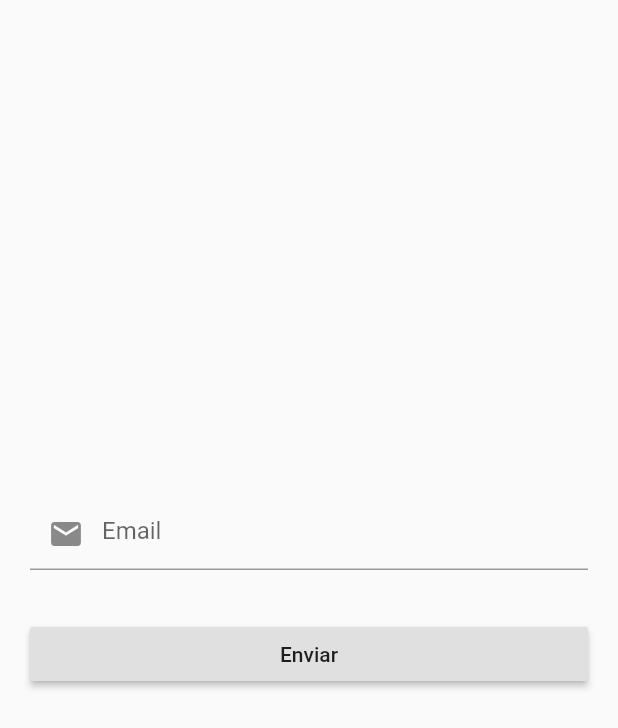
After one commit to alineargentin/tcc_regulariza, a Flutter app: the screen it shows after launch, after a tap on "Esqueci minha senha", on a phone screen of 412 x 824 dp. The commit adds this screen. Shown: the top 728 px of the screen. Run offline on Flutter 3.47's test engine with Material 2 defaults, Android fonts, the phone set to English and light mode, and no system bars; our stand-ins replace cloud_firestore, firebase_auth, flushbar, shared_preferences; missing offline and left inert: clippy_flutter, flutter_dialogflow; accounts and stored records are empty; network calls fail.

Commit message:
Implementa funcionalidade de redefinição de senha
- acrescenta botão "Esqueci minha senha" na página inicial e envia e-mail
de recuperação para o usuário redefini-la
- corrige bug de foco no campo de telefone na tela de cadastro
- Corrige mensagem ao tentar entrar com usuário ou senha inválidos

Signed-off-by: Aline Argentin <alineroberta.argentin@gmail.com>

```diff
--- a/lib/main.dart
+++ b/lib/main.dart
@@ -1,5 +1,6 @@
 import 'package:flutter/material.dart';
 import 'package:tcc_regulariza/views/cadastro.dart';
+import 'package:tcc_regulariza/views/forgot_password.dart';
 import 'package:tcc_regulariza/views/home_page.dart';
 import 'package:tcc_regulariza/views/login.dart';
 import 'package:tcc_regulariza/views/perfil.dart';
@@ -13,21 +14,16 @@ class MyApp extends StatelessWidget {
   Widget build(BuildContext context) {
     return MaterialApp(
       title: 'Regulazira',
-      theme: new ThemeData(
-        primarySwatch: Colors.green
-        ),
+      theme: new ThemeData(primarySwatch: Colors.green),
       debugShowCheckedModeBanner: false,
       home: Login(),
       initialRoute: '/',
       routes: <String, WidgetBuilder>{
-       Cadastro.routeName:(context) => new Cadastro(),
-       Perfil.routeName:(context) => new Perfil(),
-       HomePage.routeName:(context) => new HomePage(),
-
+        Cadastro.routeName: (context) => new Cadastro(),
+        Perfil.routeName: (context) => new Perfil(),
+        HomePage.routeName: (context) => new HomePage(),
+        ForgotPassword.routeName: (context) => new ForgotPassword()
       },
-
     );
-
   }
-
 }
--- a/lib/service/auth.dart
+++ b/lib/service/auth.dart
@@ -26,8 +26,9 @@ class Auth {
     FirebaseAuth.instance.signOut();
   }
 
-  static Future<void> forgotPasswordEmail(String email) async {
+  static Future<bool> forgotPasswordEmail(String email) async {
     await FirebaseAuth.instance.sendPasswordResetEmail(email: email);
+    return true;
   }
 
   static Future<FirebaseUser> getCurrentFirebaseUser() async {
--- /dev/null
+++ b/lib/views/forgot_password.dart
@@ -0,0 +1,75 @@
+import 'package:flushbar/flushbar.dart';
+import 'package:flutter/cupertino.dart';
+import 'package:tcc_regulariza/service/auth.dart';
+import 'package:flutter/material.dart';
+
+class ForgotPassword extends StatefulWidget {
+  static const String routeName = '/forgot_password';
+  @override
+  _ForgotPasswordState createState() => _ForgotPasswordState();
+}
+
+class _ForgotPasswordState extends State<ForgotPassword> {
+  final _emailController = new TextEditingController();
+
+  @override
+  Widget build(BuildContext context) {
+    return Scaffold(
+      body: Center(
+        child: SingleChildScrollView(
+          padding: EdgeInsets.all(20.0),
+          child: Column(
+            crossAxisAlignment: CrossAxisAlignment.stretch,
+            children: <Widget>[
+              _showEmailTextField(),
+              _showSendButton(),
+            ],
+          ),
+        ),
+      ),
+    );
+  }
+
+  Widget _showEmailTextField() {
+    return TextField(
+      controller: _emailController,
+      keyboardType: TextInputType.emailAddress,
+      decoration:
+          InputDecoration(hintText: 'Email', prefixIcon: Icon(Icons.email)),
+    );
+  }
+
+  Future<void> _send() async {
+    final email = _emailController.text;
+    await Auth.forgotPasswordEmail(email)
+        .then((_) => _onForgotPasswordSuccess())
+        .catchError((error) {
+      print('Caught error: $error');
+      Flushbar(
+        title: 'Erro',
+        message: 'E-mail não encontrado. Verifique o e-mail digitado e tente novamente ou retorne à página anterior e cadastre-se',
+        duration: Duration(seconds: 3),
+      )..show(context);
+    });
+  }
+
+  Widget _showSendButton() {
+    return Padding(
+      padding: const EdgeInsets.symmetric(vertical: 32.0),
+      child: RaisedButton(child: Text('Enviar'), onPressed: _send),
+    );
+  }
+
+  Future _onForgotPasswordSuccess() async {
+    Flushbar(
+      title: 'Sucesso',
+      message:
+          'Verifique seu e-mail para redefinir sua senha, depois tente novamente.',
+      duration: Duration(seconds: 3),
+    )
+      ..show(context).then((value) {
+        // usa pop para voltar para a página anterior
+        Navigator.pop(context);
+      });
+  }
+}
--- a/lib/views/login.dart
+++ b/lib/views/login.dart
@@ -2,6 +2,7 @@ import 'package:flushbar/flushbar.dart';
 import 'package:flutter/cupertino.dart';
 import 'package:flutter/material.dart';
 import 'package:tcc_regulariza/service/auth.dart';
+import 'package:tcc_regulariza/views/forgot_password.dart';
 import 'package:tcc_regulariza/views/home_page.dart';
 import 'cadastro.dart';
 
@@ -27,6 +28,7 @@ class _LoginState extends State<Login> {
             children: <Widget>[
               _showEmailTextField(),
               _showPasswordTextField(),
+              _showForgotPasswordButton(),
               _showSignInButton(),
               _showSignUpButton(),
             ],
@@ -68,16 +70,26 @@ class _LoginState extends State<Login> {
     );
   }
 
+  Widget _showForgotPasswordButton() {
+    return  RaisedButton(child: Text('Esqueci minha senha'), onPressed: _forgotPassword);
+  }
+
+  void _forgotPassword() {
+    // usa Navigator.pushNamed para poder voltar à tela de login ao clicar no botão físico do celular
+    Navigator.pushNamed(context, ForgotPassword.routeName);
+  }
+
   Future<void> _signIn() async {
     final email = _emailController.text;
     final password = _passwordController.text;
     await Auth.signIn(email, password)
-        .then(_onSignInSuccess)
+        .then((_onSignInSuccess))
         .catchError((error) {
+      // tratativa de erro de login
       print('Caught error: $error');
       Flushbar(
         title: 'Erro',
-        message: error.toString(),
+        message: 'Login ou senha inválidos',
         duration: Duration(seconds: 3),
       )..show(context);
     });
@@ -87,7 +99,8 @@ class _LoginState extends State<Login> {
     final user = await Auth.getUser(userId);
     await Auth.storeUserLocal(user);
 
-    Navigator.of(context).pushReplacementNamed(HomePage.routeName);
+    // usa pushReplacementNamed para poder voltar à tela de login ao clicar no botão físico do celular
+    Navigator.pushReplacementNamed(context, HomePage.routeName);
   }
 
   Widget _showSignInButton() {
@@ -98,11 +111,11 @@ class _LoginState extends State<Login> {
   }
 
   void _signUp() {
-    Navigator.of(context).pushReplacementNamed(Cadastro.routeName);
+    // usa Navigator.pushNamed para poder voltar à tela de login ao clicar no botão físico do celular
+    Navigator.pushNamed(context, Cadastro.routeName);
   }
 
   Widget _showSignUpButton() {
     return RaisedButton(child: Text('Cadastre-se'), onPressed: _signUp);
   }
-
 }
```
Also changed, not shown: lib/views/cadastro.dart (+9 -11 lines), pubspec.lock.
